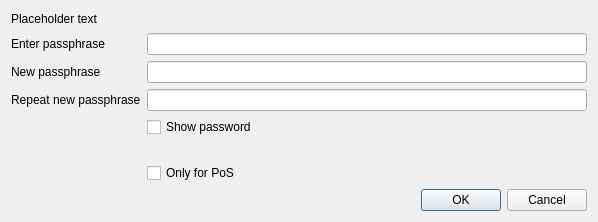
This is src/qt/forms/askpassphrasedialog.ui in vovanchik-net/vqr as Qt 5 draws it before an edit. The edited form follows.
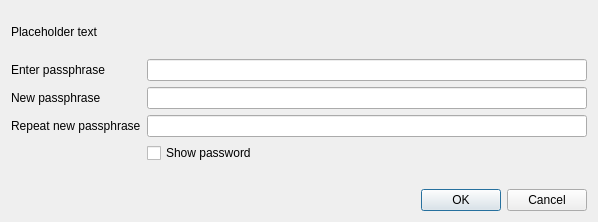
This is the edited form.

Diff of the .ui file:
```diff
--- a/src/qt/forms/askpassphrasedialog.ui
+++ b/src/qt/forms/askpassphrasedialog.ui
@@ -115,13 +115,6 @@
        </property>
       </widget>
      </item>
-     <item row="5" column="1">
-        <widget class="QCheckBox" name="onlyPoS">
-         <property name="text">
-          <string>Only for PoS</string>
-         </property>
-        </widget>
-     </item>
     </layout>
    </item>
    <item>
```
